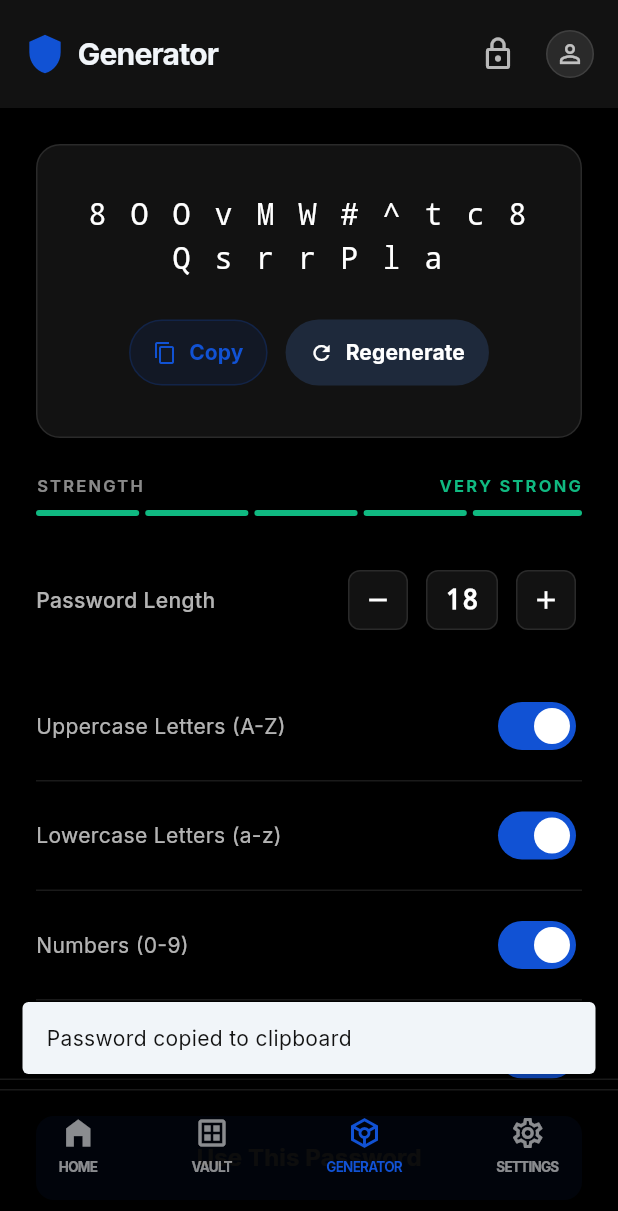
After one commit to Shivamingale3/silo-vault, a Flutter app: the PasswordGeneratorScreen screen opened by its route, after a tap on "Copy", on a phone screen of 412 x 824 dp. The commit adds this screen. Shown: the top 1211 px of the screen. Run offline on Flutter 3.47's test engine with Material 3 defaults, Android fonts, the phone set to English and light mode, and no system bars; our stand-ins replace device_info_plus, flutter_riverpod, flutter_secure_storage, go_router, google_fonts, isar_community and 1 more; missing offline and left inert: app_settings, bcrypt, encrypt; accounts and stored records are empty.

Commit message:
feat: Add password generator screen with customizable length, character types, and strength indicator.

```diff
--- a/lib/core/routing/app_router.dart
+++ b/lib/core/routing/app_router.dart
@@ -14,6 +14,7 @@ import 'package:notes_vault/features/screens/view_password_screen.dart';
 import 'package:notes_vault/features/screens/add_password_screen.dart';
 import 'package:notes_vault/features/screens/edit_note_screen.dart';
 import 'package:notes_vault/features/screens/edit_password_screen.dart';
+import 'package:notes_vault/features/screens/password_generator_screen.dart';
 import 'package:notes_vault/features/models/vault_item.dart';
 
 final _rootNavigatorKey = GlobalKey<NavigatorState>();
@@ -88,8 +89,7 @@ final appRouter = GoRouter(
           routes: [
             GoRoute(
               path: '/generator',
-              builder: (context, state) =>
-                  const Scaffold(body: Center(child: Text('Generator'))),
+              builder: (context, state) => const PasswordGeneratorScreen(),
             ),
           ],
         ),
--- /dev/null
+++ b/lib/features/screens/password_generator_screen.dart
@@ -0,0 +1,460 @@
+import 'dart:math';
+import 'package:flutter/material.dart';
+import 'package:flutter/services.dart';
+
+class PasswordGeneratorScreen extends StatefulWidget {
+  const PasswordGeneratorScreen({super.key});
+
+  @override
+  State<PasswordGeneratorScreen> createState() =>
+      _PasswordGeneratorScreenState();
+}
+
+class _PasswordGeneratorScreenState extends State<PasswordGeneratorScreen> {
+  int _length = 18;
+  bool _useUppercase = true;
+  bool _useLowercase = true;
+  bool _useNumbers = true;
+  bool _useSymbols = true;
+  String _password = '';
+
+  @override
+  void initState() {
+    super.initState();
+    _generatePassword();
+  }
+
+  void _generatePassword() {
+    const upper = 'ABCDEFGHIJKLMNOPQRSTUVWXYZ';
+    const lower = 'abcdefghijklmnopqrstuvwxyz';
+    const nums = '0123456789';
+    const syms = '!@#\$%^*';
+
+    String chars = '';
+    List<String> guaranteedChars = [];
+    final rnd = Random.secure();
+
+    if (_useUppercase) {
+      chars += upper;
+      guaranteedChars.add(upper[rnd.nextInt(upper.length)]);
+    }
+    if (_useLowercase) {
+      chars += lower;
+      guaranteedChars.add(lower[rnd.nextInt(lower.length)]);
+    }
+    if (_useNumbers) {
+      chars += nums;
+      guaranteedChars.add(nums[rnd.nextInt(nums.length)]);
+    }
+    if (_useSymbols) {
+      chars += syms;
+      guaranteedChars.add(syms[rnd.nextInt(syms.length)]);
+    }
+
+    if (chars.isEmpty) {
+      if (mounted) setState(() => _password = '');
+      return;
+    }
+
+    int remainingLength = _length - guaranteedChars.length;
+    if (remainingLength < 0) remainingLength = 0;
+
+    List<String> passwordChars = [...guaranteedChars];
+    for (int i = 0; i < remainingLength; i++) {
+      passwordChars.add(chars[rnd.nextInt(chars.length)]);
+    }
+
+    passwordChars.shuffle(rnd);
+    final newPassword = passwordChars.join().substring(0, _length);
+
+    if (mounted) {
+      setState(() {
+        _password = newPassword;
+      });
+    }
+  }
+
+  void _copyPassword() {
+    if (_password.isNotEmpty) {
+      Clipboard.setData(ClipboardData(text: _password));
+      if (!mounted) return;
+      ScaffoldMessenger.of(context).showSnackBar(
+        const SnackBar(
+          content: Text('Password copied to clipboard'),
+          duration: Duration(seconds: 2),
+          behavior: SnackBarBehavior.floating,
+        ),
+      );
+    }
+  }
+
+  double get _strengthScore {
+    if (_password.isEmpty) return 0;
+    double score = 0;
+    if (_password.length >= 8) score += 1;
+    if (_password.length >= 12) score += 1;
+    if (_password.length >= 16) score += 1;
+    if (_useUppercase) score += 1;
+    if (_useLowercase) score += 1;
+    if (_useNumbers) score += 1;
+    if (_useSymbols) score += 1;
+    return (score / 7).clamp(0.0, 1.0);
+  }
+
+  String get _strengthText {
+    final score = _strengthScore;
+    if (score == 0) return 'Weak';
+    if (score < 0.4) return 'Weak';
+    if (score < 0.7) return 'Good';
+    if (score < 0.9) return 'Strong';
+    return 'Very Strong';
+  }
+
+  Color get _strengthColor {
+    final score = _strengthScore;
+    if (score == 0) return Colors.red;
+    if (score < 0.4) return Colors.orange;
+    if (score < 0.7) return Colors.yellow.shade600;
+    if (score < 0.9) return Colors.green.shade400;
+    return const Color(0xFF10b981); // success color
+  }
+
+  void _updateToggle(void Function() update) {
+    setState(() {
+      update();
+    });
+    // Ensure we don't uncheck the last option
+    if (!_useUppercase && !_useLowercase && !_useNumbers && !_useSymbols) {
+      setState(() {
+        _useLowercase = true; // fallback
+      });
+    }
+    _generatePassword();
+  }
+
+  @override
+  Widget build(BuildContext context) {
+    final primaryColor = const Color(
+      0xFF1152d4,
+    ); // Hardcoded matching design primary
+
+    return Scaffold(
+      backgroundColor: Colors.black, // Dark mode forces background-dark
+      body: Stack(
+        children: [
+          SingleChildScrollView(
+            padding: const EdgeInsets.only(
+              top: 24,
+              left: 24,
+              right: 24,
+              bottom: 120, // Leave room for fixed button
+            ),
+            child: Column(
+              crossAxisAlignment: CrossAxisAlignment.stretch,
+              children: [
+                _buildPasswordDisplayBox(primaryColor),
+                const SizedBox(height: 24),
+                _buildStrengthSection(),
+                const SizedBox(height: 32),
+                _buildLengthControl(),
+                const SizedBox(height: 24),
+                _buildOptionsList(primaryColor),
+              ],
+            ),
+          ),
+          Align(
+            alignment: Alignment.bottomCenter,
+            child: _buildFooterAction(primaryColor),
+          ),
+        ],
+      ),
+    );
+  }
+
+  Widget _buildPasswordDisplayBox(Color primaryColor) {
+    return Container(
+      padding: const EdgeInsets.all(32),
+      decoration: BoxDecoration(
+        color: const Color(0xFF121212),
+        borderRadius: BorderRadius.circular(16),
+        border: Border.all(color: Colors.white.withValues(alpha: 0.1)),
+      ),
+      child: Column(
+        children: [
+          Text(
+            _password.isEmpty ? 'N/A' : _password.split('').join(' '),
+            textAlign: TextAlign.center,
+            style: const TextStyle(
+              fontFamily: 'monospace',
+              fontSize: 20,
+              letterSpacing: 2.0,
+              color: Colors.white,
+            ),
+          ),
+          const SizedBox(height: 24),
+          Row(
+            mainAxisAlignment: MainAxisAlignment.center,
+            children: [
+              TextButton.icon(
+                onPressed: _copyPassword,
+                icon: const Icon(Icons.copy, size: 16),
+                label: const Text(
+                  'Copy',
+                  style: TextStyle(fontSize: 14, fontWeight: FontWeight.bold),
+                ),
+                style: TextButton.styleFrom(
+                  foregroundColor: primaryColor,
+                  backgroundColor: primaryColor.withValues(alpha: 0.1),
+                  padding: const EdgeInsets.symmetric(
+                    horizontal: 16,
+                    vertical: 12,
+                  ),
+                  shape: RoundedRectangleBorder(
+                    borderRadius: BorderRadius.circular(24),
+                    side: BorderSide(
+                      color: primaryColor.withValues(alpha: 0.2),
+                    ),
+                  ),
+                ),
+              ),
+              const SizedBox(width: 12),
+              TextButton.icon(
+                onPressed: _generatePassword,
+                icon: const Icon(Icons.refresh, size: 16),
+                label: const Text(
+                  'Regenerate',
+                  style: TextStyle(fontSize: 14, fontWeight: FontWeight.bold),
+                ),
+                style: TextButton.styleFrom(
+                  foregroundColor: Colors.white,
+                  backgroundColor: const Color(0xFF1e293b),
+                  padding: const EdgeInsets.symmetric(
+                    horizontal: 16,
+                    vertical: 12,
+                  ),
+                  shape: RoundedRectangleBorder(
+                    borderRadius: BorderRadius.circular(24),
+                  ),
+                ),
+              ),
+            ],
+          ),
+        ],
+      ),
+    );
+  }
+
+  Widget _buildStrengthSection() {
+    return Column(
+      children: [
+        Row(
+          mainAxisAlignment: MainAxisAlignment.spaceBetween,
+          children: [
+            const Text(
+              'STRENGTH',
+              style: TextStyle(
+                fontSize: 11,
+                fontWeight: FontWeight.w600,
+                color: Colors.white54,
+                letterSpacing: 1.5,
+              ),
+            ),
+            Text(
+              _strengthText.toUpperCase(),
+              style: TextStyle(
+                fontSize: 11,
+                fontWeight: FontWeight.bold,
+                color: _strengthColor,
+                letterSpacing: 1.5,
+              ),
+            ),
+          ],
+        ),
+        const SizedBox(height: 8),
+        Row(
+          children: List.generate(5, (index) {
+            final filledBlocks = (_strengthScore * 5).ceil();
+            final isFilled = index < filledBlocks;
+            return Expanded(
+              child: Container(
+                margin: EdgeInsets.only(right: index == 4 ? 0 : 4),
+                height: 4,
+                decoration: BoxDecoration(
+                  color: isFilled ? _strengthColor : Colors.white12,
+                  borderRadius: BorderRadius.circular(2),
+                ),
+              ),
+            );
+          }),
+        ),
+      ],
+    );
+  }
+
+  Widget _buildLengthControl() {
+    return Row(
+      mainAxisAlignment: MainAxisAlignment.spaceBetween,
+      children: [
+        const Text(
+          'Password Length',
+          style: TextStyle(
+            fontSize: 14,
+            fontWeight: FontWeight.w500,
+            color: Colors.white70,
+          ),
+        ),
+        Row(
+          children: [
+            IconButton(
+              onPressed: () {
+                if (_length > 4) {
+                  setState(() => _length--);
+                  _generatePassword();
+                }
+              },
+              icon: const Icon(Icons.remove, color: Colors.white, size: 20),
+              style: IconButton.styleFrom(
+                backgroundColor: const Color(0xFF121212),
+                shape: RoundedRectangleBorder(
+                  borderRadius: BorderRadius.circular(8),
+                  side: BorderSide(color: Colors.white.withValues(alpha: 0.1)),
+                ),
+                padding: const EdgeInsets.all(8),
+              ),
+            ),
+            Container(
+              width: 48,
+              height: 40,
+              alignment: Alignment.center,
+              margin: const EdgeInsets.symmetric(horizontal: 8),
+              decoration: BoxDecoration(
+                color: const Color(0xFF121212),
+                borderRadius: BorderRadius.circular(8),
+                border: Border.all(color: Colors.white.withValues(alpha: 0.1)),
+              ),
+              child: Text(
+                '$_length',
+                style: const TextStyle(
+                  fontFamily: 'monospace',
+                  fontSize: 18,
+                  fontWeight: FontWeight.bold,
+                  color: Colors.white,
+                ),
+              ),
+            ),
+            IconButton(
+              onPressed: () {
+                if (_length < 64) {
+                  setState(() => _length++);
+                  _generatePassword();
+                }
+              },
+              icon: const Icon(Icons.add, color: Colors.white, size: 20),
+              style: IconButton.styleFrom(
+                backgroundColor: const Color(0xFF121212),
+                shape: RoundedRectangleBorder(
+                  borderRadius: BorderRadius.circular(8),
+                  side: BorderSide(color: Colors.white.withValues(alpha: 0.1)),
+                ),
+                padding: const EdgeInsets.all(8),
+              ),
+            ),
+          ],
+        ),
+      ],
+    );
+  }
+
+  Widget _buildOptionsList(Color primaryColor) {
+    return Column(
+      children: [
+        _buildSwitchItem(
+          'Uppercase Letters (A-Z)',
+          _useUppercase,
+          (val) => _updateToggle(() => _useUppercase = val),
+          primaryColor,
+        ),
+        _buildSwitchItem(
+          'Lowercase Letters (a-z)',
+          _useLowercase,
+          (val) => _updateToggle(() => _useLowercase = val),
+          primaryColor,
+        ),
+        _buildSwitchItem(
+          'Numbers (0-9)',
+          _useNumbers,
+          (val) => _updateToggle(() => _useNumbers = val),
+          primaryColor,
+        ),
+        _buildSwitchItem(
+          'Symbols (!@#\$%^*)',
+          _useSymbols,
+          (val) => _updateToggle(() => _useSymbols = val),
+          primaryColor,
+        ),
+      ],
+    );
+  }
+
+  Widget _buildSwitchItem(
+    String label,
+    bool value,
+    ValueChanged<bool> onChanged,
+    Color activeColor,
+  ) {
+    return Container(
+      padding: const EdgeInsets.symmetric(vertical: 16),
+      decoration: BoxDecoration(
+        border: Border(
+          bottom: BorderSide(color: Colors.white.withValues(alpha: 0.1)),
+        ),
+      ),
+      child: Row(
+        mainAxisAlignment: MainAxisAlignment.spaceBetween,
+        children: [
+          Text(
+            label,
+            style: const TextStyle(fontSize: 14, color: Colors.white70),
+          ),
+          Switch(
+            value: value,
+            onChanged: onChanged,
+            activeThumbColor: Colors.white,
+            activeTrackColor: activeColor,
+            inactiveThumbColor: Colors.white,
+            inactiveTrackColor: Colors.white12,
+            materialTapTargetSize: MaterialTapTargetSize.shrinkWrap,
+          ),
+        ],
+      ),
+    );
+  }
+
+  Widget _buildFooterAction(Color primaryColor) {
+    return Container(
+      padding: const EdgeInsets.all(24),
+      decoration: BoxDecoration(
+        color: Colors.black,
+        border: Border(
+          top: BorderSide(color: Colors.white.withValues(alpha: 0.1)),
+        ),
+      ),
+      child: ElevatedButton(
+        onPressed: _copyPassword, // Could be changed to insert elsewhere
+        style: ElevatedButton.styleFrom(
+          backgroundColor: primaryColor,
+          foregroundColor: Colors.white,
+          minimumSize: const Size(double.infinity, 56),
+          shape: RoundedRectangleBorder(
+            borderRadius: BorderRadius.circular(12),
+          ),
+          elevation: 0,
+        ),
+        child: const Text(
+          'Use This Password',
+          style: TextStyle(fontSize: 16, fontWeight: FontWeight.bold),
+        ),
+      ),
+    );
+  }
+}
```
